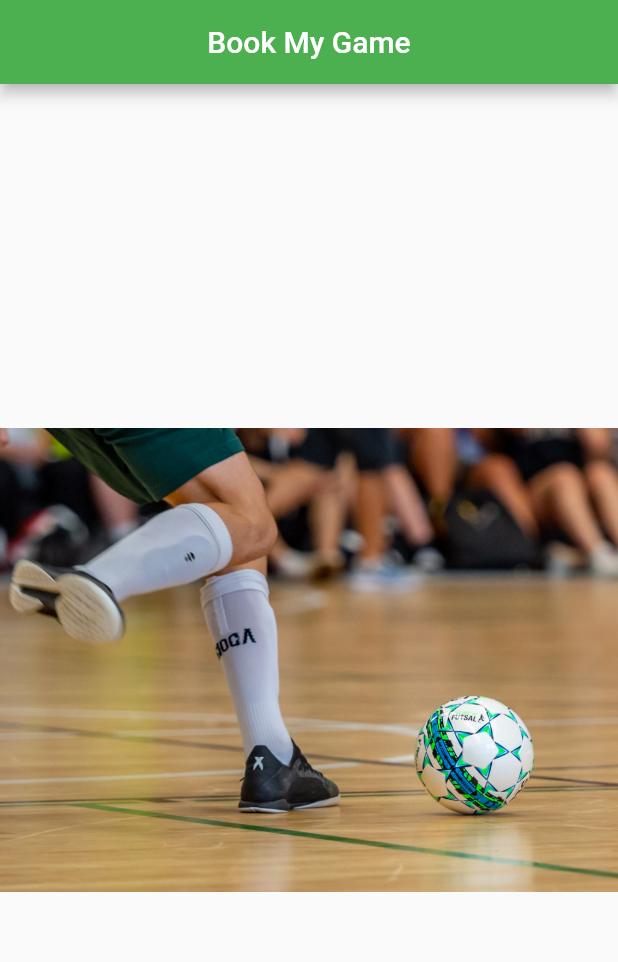
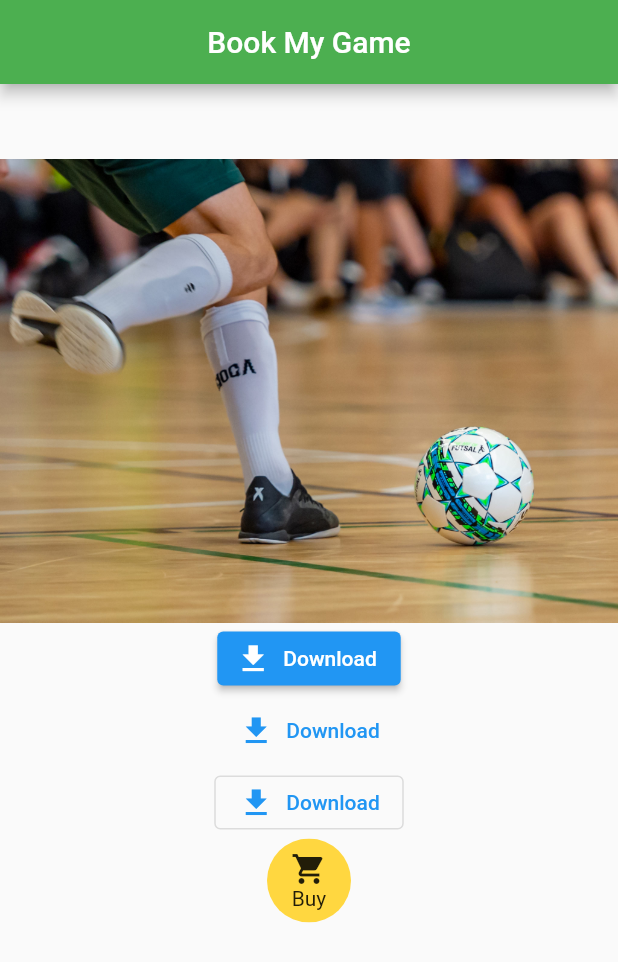
Before and after one commit to rapxang/myapp, a Flutter app: the screen it shows after launch, on a phone screen of 412 x 824 dp. Shown: the top 962 px of the screen. Run offline on Flutter 3.47's test engine with Material 2 defaults, Android fonts, the phone set to English and light mode, and no system bars.

Commit message:
Flutter Buttons

```diff
--- a/lib/main.dart
+++ b/lib/main.dart
@@ -17,9 +17,60 @@ class Home extends StatelessWidget {
         centerTitle: true,
         backgroundColor: Colors.green,
       ),
-      body: Center(
-        child: Image.asset('assets/images/Futsal.jpg'),
-      ),
+      body:Column(
+        children: [
+          SizedBox(
+            height: 50,
+          ),
+          Center(
+            child: Image.asset('assets/images/Futsal.jpg'),
+          ),
+          ElevatedButton.icon(   // <-- ElevatedButton
+            onPressed: () {},
+            icon: Icon(
+              Icons.download,
+              size: 24.0,
+            ),
+            label: Text('Download'),
+          ),
+          TextButton.icon(     // <-- TextButton
+            onPressed: () {},
+            icon: Icon(
+              Icons.download,
+              size: 24.0,
+            ),
+            label: Text('Download'),
+          ),
+          OutlinedButton.icon( // <-- OutlinedButton
+            onPressed: () {},
+            icon: Icon(
+              Icons.download,
+              size: 24.0,
+            ),
+            label: Text('Download'),
+          ),
+          SizedBox.fromSize(
+            size: Size(56, 56),
+            child: ClipOval(
+              child: Material(
+                color: Colors.amberAccent,
+                child: InkWell(
+                  splashColor: Colors.green,
+                  onTap: () {},
+                  child: Column(
+                    mainAxisAlignment: MainAxisAlignment.center,
+                    children: <Widget>[
+                      Icon(Icons.shopping_cart), // <-- Icon
+                      Text("Buy"), // <-- Text
+                    ],
+                  ),
+                ),
+              ),
+            ),
+          )
+        ],
+      )
+
     );
   }
 }
```
